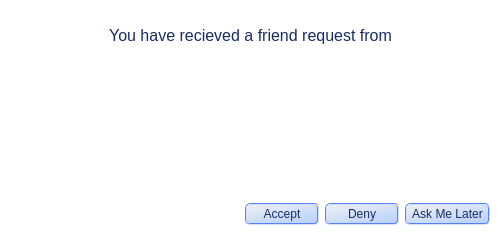
This is bin/data/ui/communications_friendRequest.ui in realXtend/tundra as Qt 5 draws it before an edit. The edited form follows.
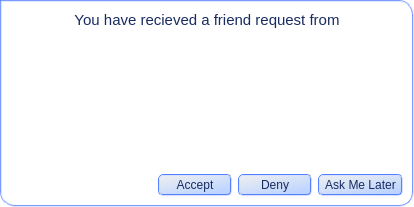
This is the edited form.

Commit message: * Conversation now closes chatsession_ when tab is closed, now tab will auto popup back if friend starts talking again. * New Add friend button and layout for communications.ui * New ui's that look like rest of the tabs for communications_friendRequest.ui communications_addFriend.ui * Can now close the QtModule canvas from initial login screen if you don't feel like chatting * Leaks: Destroys the actual UICanvas and few deletes here and there, pretty much relying on Qt:s child deletion.

```diff
--- a/bin/data/ui/communications_friendRequest.ui
+++ b/bin/data/ui/communications_friendRequest.ui
@@ -6,127 +6,65 @@
    <rect>
     <x>0</x>
     <y>0</y>
-    <width>501</width>
-    <height>236</height>
+    <width>414</width>
+    <height>207</height>
    </rect>
   </property>
   <property name="windowTitle">
    <string>Add contact</string>
   </property>
   <property name="styleSheet">
-   <string>
-QLineEdit {
-	padding: 2px 5px 2px 5px;
-	background-color: rgb(255, 255, 255);
-	margin-right: 100px;
-}
-
-QLabel {
-	color: rgb(25, 44, 98);
-	background-color: rgba(255, 255, 255, 0);
-}
-
-QComboBox, QPushButton {
-	color: rgb(25, 44, 98);
-	background-color: qlineargradient(spread:pad, x1:0, y1:0, x2:0.676, y2:1, stop:0 rgba(240, 240, 240, 255), stop:1 rgba(188, 212, 255, 255));
-	border: 2px groove white;
-	border-color: rgb(86, 128, 255);
-	border-radius: 5px;
-	padding: 2px 5px;
-}
-
-QComboBox::drop-down:!editable { 
-	subcontrol-color: rgb(76, 115, 255);
-	subcontrol-position: center right; 
-	width: 12px; 
-	height: 12px;
-	padding-right: 5px;
-}
-
-QPushButton::pressed{
-	color: rgb(74, 87, 107);
-	background-color: rgba(255, 255, 255, 255);
-}
-
-QPushButton {
-	min-width: 60px;
-}
-
-QMenu {
-	background-color: none;
-}
-
-QLabel#label_Info {
-	padding-top: 15px;
-}
-
-QLabel#label_requestOriginator {
-	color: rgb(170, 0, 0);
-}
-
-QLineEdit {
-	padding: 2px 5px 2px 5px;
-	background-color: rgb(255, 255, 255);
-	margin-right: 100px;
-}
-
-QLabel {
-	color: rgb(25, 44, 98);
-	background-color: rgba(255, 255, 255, 0);
-}
-
-QComboBox, QPushButton {
-	color: rgb(25, 44, 98);
-	background-color: qlineargradient(spread:pad, x1:0, y1:0, x2:0.676, y2:1, stop:0 rgba(240, 240, 240, 255), stop:1 rgba(188, 212, 255, 255));
-	border: 2px groove white;
-	border-color: rgb(86, 128, 255);
-	border-radius: 5px;
-	padding: 2px 5px;
-}
-
-QComboBox::drop-down:!editable { 
-	subcontrol-color: rgb(76, 115, 255);
-	subcontrol-position: center right; 
-	width: 12px; 
-	height: 12px;
-	padding-right: 5px;
-}
-
-QPushButton::pressed{
-	color: rgb(74, 87, 107);
-	background-color: rgba(255, 255, 255, 255);
-}
-
-QPushButton {
-	min-width: 60px;
-}
-
-QMenu {
-	background-color: none;
-}
-
-QWidget#mainWidget {
-	background-color: rgba(255, 255, 255, 0);
-}
-
-QLineEdit {
-	padding: 2px 5px 2px 5px;
-	background-color: rgb(255, 255, 255);
-}</string>
+   <string>background-color: rgba(255, 255, 255, 0);</string>
   </property>
   <layout class="QVBoxLayout" name="verticalLayout_2">
+   <property name="spacing">
+    <number>0</number>
+   </property>
+   <property name="margin">
+    <number>0</number>
+   </property>
+   <item>
+    <widget class="QFrame" name="mainFrame">
+     <property name="styleSheet">
+      <string>QFrame#mainFrame { 
+border: 2px groove white;	border-color: rgba(86, 128, 255, 200); background-color: rgb(255, 255, 255); border-top-right-radius: 15px; border-bottom-right-radius: 15px; border-bottom-left-radius: 15px; 
+}
+
+QLabel {
+	color: rgb(25, 44, 98);
+}
+
+QPushButton {
+	min-width: 60px;
+	color: rgb(25, 44, 98);
+	background-color: qlineargradient(spread:pad, x1:0, y1:0, x2:0.676, y2:1, stop:0 rgba(240, 240, 240, 255), stop:1 rgba(188, 212, 255, 255));
+	border: 2px groove white;
+	border-color: rgb(86, 128, 255);
+	border-radius: 5px;
+	padding: 2px 5px;
+}
+
+QPushButton::pressed{
+	color: rgb(74, 87, 107);
+	background-color: rgba(255, 255, 255, 255);
+}</string>
+     </property>
+     <property name="frameShape">
+      <enum>QFrame::StyledPanel</enum>
+     </property>
+     <property name="frameShadow">
+      <enum>QFrame::Raised</enum>
+     </property>
+     <layout class="QVBoxLayout" name="verticalLayout_3">
    <item>
     <layout class="QVBoxLayout" name="verticalLayout">
      <item>
       <widget class="QLabel" name="label_Info">
        <property name="font">
         <font>
-         <pointsize>12</pointsize>
-        </font>
-       </property>
-       <property name="styleSheet">
-        <string>background-color: rgb(255, 255, 255);</string>
-       </property>
+            <pointsize>11</pointsize>
+           </font>
+          </property>
        <property name="text">
         <string>You have recieved a friend request from</string>
        </property>
@@ -142,12 +80,11 @@
       <widget class="QLabel" name="label_requestOriginator">
        <property name="font">
         <font>
-         <pointsize>12</pointsize>
+            <pointsize>11</pointsize>
         </font>
        </property>
        <property name="styleSheet">
-        <string>border: none;
-</string>
+           <string>color: rgb(170, 0, 0);</string>
        </property>
        <property name="text">
         <string/>
@@ -209,6 +146,9 @@
       </layout>
      </item>
     </layout>
+      </item>
+     </layout>
+    </widget>
    </item>
   </layout>
  </widget>
```
Lines whose indentation alone changed are shown as unchanged. The commit also changes 6 other files.
